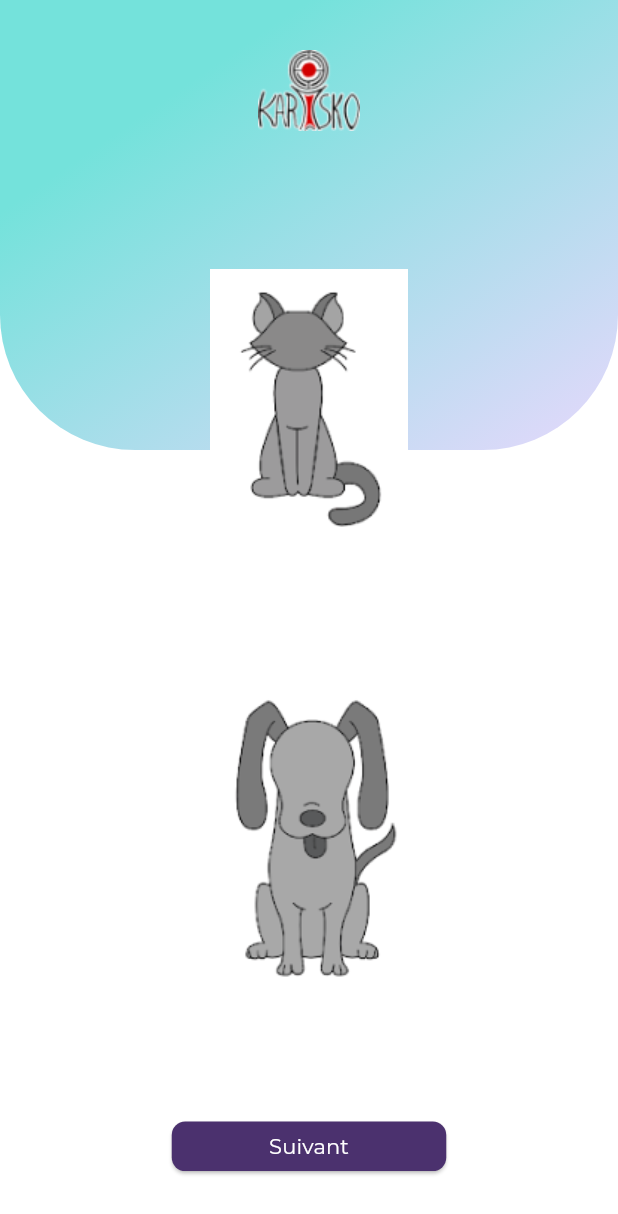
After one commit to giovanny972/Douvan_Douvan_V2.0, a Flutter app: the Register4KoudmenAugmenterPage screen opened directly, after a tap on "Suivant", on a phone screen of 412 x 824 dp. The commit adds this screen. Shown: the top 1214 px of the screen. Run offline on Flutter 3.47's test engine with Material 3 defaults, Android fonts, the light colour scheme and no system bars; our stand-ins replace flutter_svg, video_player; project files that could hold a hidden picture were left out.

Commit message:
Modifiaction des pages KoudmenAugmenter 1 / 2 / 3 et ajout dans ce meme parcours les pages 4 / 5 / 6 / 7 du parcours + modification des pages get_start et about_koudmen

```diff
--- /dev/null
+++ b/lib/screens/Koudmen Augmenter Inscription/register_4_phase1 Koudmen_Augmenter.dart
@@ -0,0 +1,143 @@
+import 'package:flutter/material.dart';
+import 'package:koudmen/constantes.dart';
+import 'package:koudmen/screens/Koudmen Augmenter Inscription/register_5_phase1 Koudmen_Augmenter.dart';
+import 'package:koudmen/size_config.dart';
+
+class Register4KoudmenAugmenterPage extends StatefulWidget {
+  const Register4KoudmenAugmenterPage({Key? key}) : super(key: key);
+
+  @override
+  _Register4KoudmenAugmenterPageState createState() =>
+      _Register4KoudmenAugmenterPageState();
+}
+
+class FormData2 {
+  late final String selectedImage;
+
+  FormData2({required this.selectedImage});
+}
+
+class _Register4KoudmenAugmenterPageState
+    extends State<Register4KoudmenAugmenterPage> {
+  String selectedImage = '';
+
+  @override
+  Widget build(BuildContext context) {
+    return Scaffold(
+      body: SafeArea(
+        child: Center(
+          child: Stack(
+            children: [
+              // Background
+              Container(
+                height: 300,
+                decoration: BoxDecoration(
+                  borderRadius: BorderRadius.only(
+                    bottomLeft: Radius.circular(90),
+                    bottomRight: Radius.circular(90),
+                  ),
+                  gradient: LinearGradient(
+                    begin: Alignment.topCenter,
+                    end: Alignment.bottomRight,
+                    colors: [Color(0xFF74E2DB), Color(0xFFE6D8FC)],
+                  ),
+                ),
+              ),
+
+              // Foreground
+              Center(
+                child: Column(
+                  mainAxisAlignment: MainAxisAlignment.spaceEvenly,
+                  children: [
+                    logoKarisko,
+                    SizedBox(height: propHeight(20)),
+                    GestureDetector(
+                      onTap: () {
+                        // Lorsque l'utilisateur clique sur la première image
+                        setState(() {
+                          selectedImage = 'image1';
+                        });
+                      },
+                      child: Image.asset(
+                        'assets/images/image_application_1.png',
+                        width: 200,
+                        height: 200,
+                        color: selectedImage == 'image1'
+                            ? const Color.fromARGB(41, 33, 149, 243)
+                            : null,
+                      ),
+                    ),
+                    SizedBox(height: propHeight(20)),
+                    GestureDetector(
+                      onTap: () {
+                        // Lorsque l'utilisateur clique sur la deuxième image
+                        setState(() {
+                          selectedImage = 'image2';
+                        });
+                      },
+                      child: Image.asset(
+                        'assets/images/image_application_2.png',
+                        width: 200,
+                        height: 200,
+                        color: selectedImage == 'image2'
+                            ? Color.fromARGB(41, 33, 149, 243)
+                            : null,
+                      ),
+                    ),
+                    SizedBox(height: propHeight(20)),
+                    Column(
+                      children: [
+                        SizedBox(
+                          height: 33,
+                          width: 183,
+                          // Bouton register
+                          child: ElevatedButton(
+                            onPressed: () {
+                              // Créer une instance de FormData avec les données actuelles
+                              // ignore: unused_local_variable
+                              FormData2 formData2 = FormData2(
+                                selectedImage: selectedImage,
+                              );
+                              // Imprimer les données et l'image sélectionnée
+                              print("Form Data: $formData2");
+                              print("Selected Image: $selectedImage");
+
+                              // Redirection vers une autre page avec les données
+                              Navigator.push(
+                                context,
+                                MaterialPageRoute(
+                                  builder: (context) =>
+                                      Register5KoudmenAugmenterPage(
+                                          formData2: formData2),
+                                ),
+                              );
+                            },
+                            style: ElevatedButton.styleFrom(
+                              backgroundColor: purpleCol,
+                              shape: RoundedRectangleBorder(
+                                borderRadius: BorderRadius.circular(9),
+                              ),
+                            ),
+                            child: Text(
+                              "Suivant",
+                              style: TextStyle(
+                                  fontSize: 14,
+                                  fontFamily: 'Montserrat',
+                                  fontWeight: FontWeight.normal,
+                                  color: Colors.white),
+                            ),
+                          ),
+                        ),
+                        SizedBox(height: 10),
+                      ],
+                    ),
+                  ],
+                ),
+              ),
+            ],
+          ),
+        ),
+      ),
+    );
+  }
+}
--- /dev/null
+++ b/lib/screens/Koudmen Augmenter Inscription/register_5_phase1 Koudmen_Augmenter.dart
@@ -0,0 +1,139 @@
+import 'package:flutter/material.dart';
+import 'package:koudmen/constantes.dart';
+import 'package:koudmen/screens/Koudmen%20Augmenter%20Inscription/register_4_phase1%20Koudmen_Augmenter.dart';
+import 'package:koudmen/screens/Koudmen%20Augmenter%20Inscription/register_6_phase1%20Koudmen_Augmenter.dart';
+import 'package:koudmen/size_config.dart';
+
+class Register5KoudmenAugmenterPage extends StatefulWidget {
+  final FormData2 formData2;
+  const Register5KoudmenAugmenterPage({Key? key, required this.formData2})
+      : super(key: key);
+
+  @override
+  _Register5KoudmenAugmenterPageState createState() =>
+      _Register5KoudmenAugmenterPageState();
+}
+
+class _Register5KoudmenAugmenterPageState
+    extends State<Register5KoudmenAugmenterPage> {
+  String selectedImage = '';
+
+  @override
+  Widget build(BuildContext context) {
+    return Scaffold(
+      body: SafeArea(
+        child: Center(
+          child: Stack(
+            children: [
+              // Background
+              Container(
+                height: 300,
+                decoration: BoxDecoration(
+                  borderRadius: BorderRadius.only(
+                    bottomLeft: Radius.circular(90),
+                    bottomRight: Radius.circular(90),
+                  ),
+                  gradient: LinearGradient(
+                    begin: Alignment.topCenter,
+                    end: Alignment.bottomRight,
+                    colors: [Color(0xFF74E2DB), Color(0xFFE6D8FC)],
+                  ),
+                ),
+              ),
+
+              // Foreground
+              Center(
+                child: Column(
+                  mainAxisAlignment: MainAxisAlignment.spaceEvenly,
+                  children: [
+                    logoKarisko,
+                    SizedBox(height: propHeight(20)),
+                    GestureDetector(
+                      onTap: () {
+                        // Lorsque l'utilisateur clique sur la première image
+                        setState(() {
+                          selectedImage = 'image3';
+                        });
+                      },
+                      child: Image.asset(
+                        'assets/images/image_application_3.png',
+                        width: 200,
+                        height: 200,
+                        color: selectedImage == 'image3'
+                            ? const Color.fromARGB(41, 33, 149, 243)
+                            : null,
+                      ),
+                    ),
+                    SizedBox(height: propHeight(20)),
+                    GestureDetector(
+                      onTap: () {
+                        // Lorsque l'utilisateur clique sur la deuxième image
+                        setState(() {
+                          selectedImage = 'image4';
+                        });
+                      },
+                      child: Image.asset(
+                        'assets/images/image_application_4.png',
+                        width: 200,
+                        height: 200,
+                        color: selectedImage == 'image4'
+                            ? Color.fromARGB(41, 33, 149, 243)
+                            : null,
+                      ),
+                    ),
+                    SizedBox(height: propHeight(20)),
+                    Column(
+                      children: [
+                        SizedBox(
+                          height: 33,
+                          width: 183,
+                          // Bouton register
+                          child: ElevatedButton(
+                            onPressed: () {
+                              // Créer une instance de FormData avec les données actuelles
+                              FormData2 formData2 = FormData2(
+                                selectedImage: selectedImage,
+                              );
+                              // Imprimer les données et l'image sélectionnée
+                              print("Form Data: $formData2");
+                              print("Selected Image: $selectedImage");
+
+                              // Redirection vers une autre page avec les données
+                              Navigator.push(
+                                context,
+                                MaterialPageRoute(
+                                  builder: (context) =>
+                                      Register6KoudmenAugmenterPage(
+                                          formData2: formData2),
+                                ),
+                              );
+                            },
+                            style: ElevatedButton.styleFrom(
+                              backgroundColor: purpleCol,
+                              shape: RoundedRectangleBorder(
+                                borderRadius: BorderRadius.circular(9),
+                              ),
+                            ),
+                            child: Text(
+                              "Suivant",
+                              style: TextStyle(
+                                  fontSize: 14,
+                                  fontFamily: 'Montserrat',
+                                  fontWeight: FontWeight.normal,
+                                  color: Colors.white),
+                            ),
+                          ),
+                        ),
+                        SizedBox(height: 10),
+                      ],
+                    ),
+                  ],
+                ),
+              ),
+            ],
+          ),
+        ),
+      ),
+    );
+  }
+}
--- a/lib/screens/about_koudemen.dart
+++ b/lib/screens/about_koudemen.dart
@@ -50,7 +50,7 @@ class _AboutKoudmenPageState extends State<AboutKoudmenPage> {
                           width: size.width * 0.8,
                           child: _VideoPlayer(),
                         ),
-                        SizedBox(height: 10),
+                        SizedBox(height: 30),
                         // Text description
                         Text(
                           "Découvrez Koudmen Augmenté",
@@ -130,7 +130,7 @@ class _AboutKoudmenPageState extends State<AboutKoudmenPage> {
                             ),
                           ),
                         ),
-                        SizedBox(height: 10),
+                        SizedBox(height: 50),
 
                         // Text register
                         Text(
@@ -171,6 +171,8 @@ class _VideoPlayerState extends State<_VideoPlayer> {
     _controller = VideoPlayerController.asset('assets/videos/koudmen_1.mov');
     _initializeVideoPlayerFuture = _controller.initialize().then((_) {
       print("Video initialization successful");
+      // Lancer automatiquement la vidéo
+      _controller.play();
     }).catchError((error) {
       print("Error initializing video: $error");
     });
--- a/lib/screens/get_started.dart
+++ b/lib/screens/get_started.dart
@@ -38,7 +38,7 @@ class _GetStartedPageState extends State<GetStartedPage> {
                       "Vous êtes dans l'automate\n Douvan-Douvan de\nKoudmen Augmenté",
                       textAlign: TextAlign.center,
                       style: TextStyle(
-                        color: Colors.white,
+                        color: purpleCol,
                         fontSize: 18,
                         fontFamily: 'Montserrat',
                       ),
```
Also changed, not shown: lib/screens/Koudmen Augmenter Inscription/register_1_phase1Koudmen_Augmenter.dart (+28 -25 lines), lib/screens/Koudmen Augmenter Inscription/register_2_phase1Koudmen_Augmenter.dart (+24 -20 lines), lib/screens/Koudmen Augmenter Inscription/register_3_phase1Koudmen_Augmenter.dart (+28 -17 lines), lib/screens/Koudmen Augmenter Inscription/register_6_phase1 Koudmen_Augmenter.dart (added, +139 -0 lines), lib/screens/Koudmen Augmenter Inscription/register_7_phase1 Koudmen_Augmenter.dart (added, +137 -0 lines).
